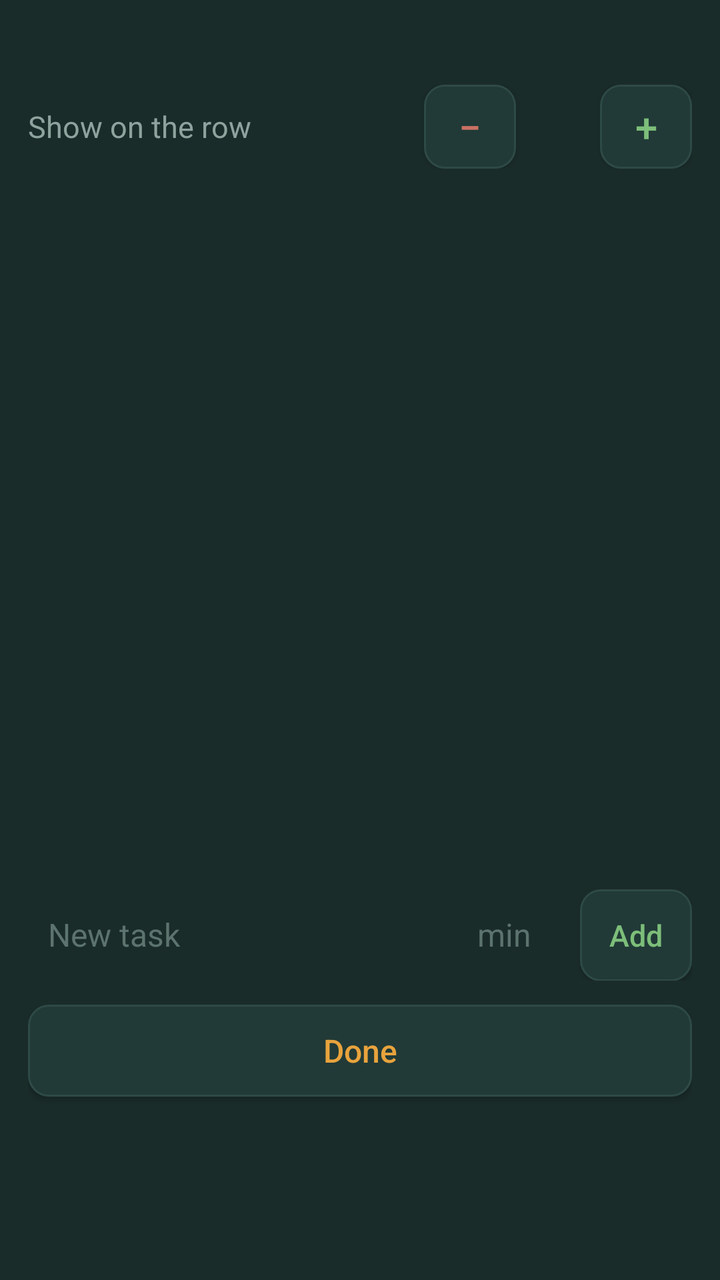
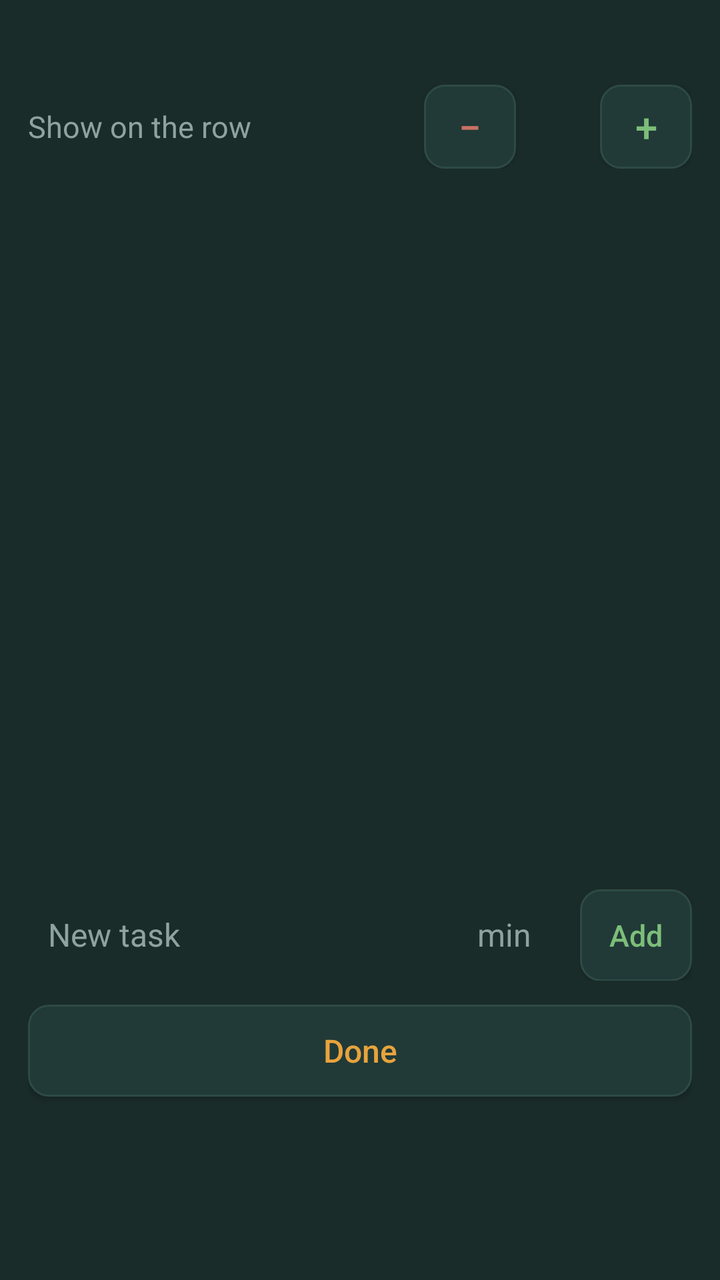

Compare the two renders of this Android layout. The source of the first and the diff that turns it into the second are given below.
<!-- AndroidManifest.xml: application theme Theme.FocusLedger -->
<!-- res/layout/dialog_tasks.xml -->
<?xml version="1.0" encoding="utf-8"?>
<LinearLayout xmlns:android="http://schemas.android.com/apk/res/android"
    android:layout_width="match_parent"
    android:layout_height="wrap_content"
    android:orientation="vertical"
    android:background="#1A2C2A"
    android:padding="14dp">

    <TextView
        android:id="@+id/tasksTitle"
        android:layout_width="match_parent"
        android:layout_height="wrap_content"
        android:textColor="#E8A33D"
        android:textSize="18sp"
        android:textStyle="bold"
        android:layout_marginBottom="4dp" />

    
    <LinearLayout
        android:layout_width="match_parent"
        android:layout_height="wrap_content"
        android:orientation="horizontal"
        android:gravity="center_vertical"
        android:layout_marginBottom="10dp">

        <TextView
            android:layout_width="0dp"
            android:layout_weight="1"
            android:layout_height="wrap_content"
            android:text="Show on the row"
            android:textColor="#8FA39E"
            android:textSize="15sp" />

        <Button
            android:id="@+id/tasksShowMinus"
            android:layout_width="46dp"
            android:layout_height="42dp"
            android:text="\u2212"
            android:textAllCaps="false"
            android:textColor="#C97064"
            android:textSize="20sp"
            android:padding="0dp"
            android:background="@drawable/bg_button_small" />

        <TextView
            android:id="@+id/tasksShowCount"
            android:layout_width="42dp"
            android:layout_height="wrap_content"
            android:gravity="center"
            android:textColor="#F1EDE3"
            android:fontFamily="monospace"
            android:textSize="20sp" />

        <Button
            android:id="@+id/tasksShowPlus"
            android:layout_width="46dp"
            android:layout_height="42dp"
            android:text="+"
            android:textAllCaps="false"
            android:textColor="#7DBE7A"
            android:textSize="20sp"
            android:padding="0dp"
            android:background="@drawable/bg_button_small" />
    </LinearLayout>

    
    <androidx.recyclerview.widget.RecyclerView
        android:id="@+id/tasksRecycler"
        android:layout_width="match_parent"
        android:layout_height="340dp"
        android:scrollbars="vertical" />

    <TextView
        android:id="@+id/tasksEmpty"
        android:layout_width="match_parent"
        android:layout_height="wrap_content"
        android:text="No tasks yet."
        android:textColor="#5C736E"
        android:textSize="15sp"
        android:padding="12dp"
        android:visibility="gone" />

    
    <LinearLayout
        android:layout_width="match_parent"
        android:layout_height="wrap_content"
        android:orientation="horizontal"
        android:layout_marginTop="10dp">

        <EditText
            android:id="@+id/taskNewText"
            android:layout_width="0dp"
            android:layout_weight="1"
            android:layout_height="46dp"
            android:hint="New task"
            android:textColor="#F1EDE3"
            android:textColorHint="#5C736E"
            android:textSize="16sp"
            android:paddingStart="10dp"
            android:paddingEnd="10dp"
            android:singleLine="true"
            android:importantForAutofill="no"
            android:background="@drawable/bg_row_track" />

        <EditText
            android:id="@+id/taskNewEstimate"
            android:layout_width="64dp"
            android:layout_height="46dp"
            android:layout_marginStart="6dp"
            android:hint="min"
            android:gravity="center"
            android:inputType="number"
            android:textColor="#F1EDE3"
            android:textColorHint="#5C736E"
            android:textSize="16sp"
            android:importantForAutofill="no"
            android:background="@drawable/bg_row_track" />

        <Button
            android:id="@+id/taskAdd"
            android:layout_width="56dp"
            android:layout_height="46dp"
            android:layout_marginStart="6dp"
            android:text="Add"
            android:textAllCaps="false"
            android:textColor="#7DBE7A"
            android:textSize="15sp"
            android:padding="0dp"
            android:background="@drawable/bg_button_small" />
    </LinearLayout>

    <Button
        android:id="@+id/tasksDone"
        android:layout_width="match_parent"
        android:layout_height="46dp"
        android:layout_marginTop="12dp"
        android:text="Done"
        android:textAllCaps="false"
        android:textColor="#E8A33D"
        android:textSize="16sp"
        android:background="@drawable/bg_button_small" />

</LinearLayout>
<!-- resources referenced by this layout -->
<resources>
  <!-- drawable bg_button_small (drawable) -->
  <?xml version="1.0" encoding="utf-8"?>
  <shape xmlns:android="http://schemas.android.com/apk/res/android" android:shape="rectangle">
      <solid android:color="#213A37" />
      <corners android:radius="10dp" />
      <stroke android:width="1dp" android:color="#2E4A46" />
  </shape>
  <!-- drawable bg_row_track (drawable) -->
  <?xml version="1.0" encoding="utf-8"?>
  <shape xmlns:android="http://schemas.android.com/apk/res/android" android:shape="rectangle">
      <solid android:color="#1A2C2A" />
      <corners android:radius="12dp" />
  </shape>
  <style name="Theme.FocusLedger" parent="Theme.AppCompat.DayNight.NoActionBar">
          <item name="colorPrimary">#E8A33D</item>
          <item name="colorPrimaryDark">#12201F</item>
          <item name="colorAccent">#6FAFC4</item>
          <item name="android:windowBackground">#12201F</item>
      </style>
</resources>

<!-- the commit's change to res/layout/dialog_tasks.xml (unified diff, before → after) -->
@@ -94,7 +94,7 @@
             android:layout_height="46dp"
             android:hint="New task"
             android:textColor="#F1EDE3"
-            android:textColorHint="#5C736E"
+            android:textColorHint="#8FA39E"
             android:textSize="16sp"
             android:paddingStart="10dp"
             android:paddingEnd="10dp"
@@ -111,7 +111,7 @@
             android:gravity="center"
             android:inputType="number"
             android:textColor="#F1EDE3"
-            android:textColorHint="#5C736E"
+            android:textColorHint="#8FA39E"
             android:textSize="16sp"
             android:importantForAutofill="no"
             android:background="@drawable/bg_row_track" />
